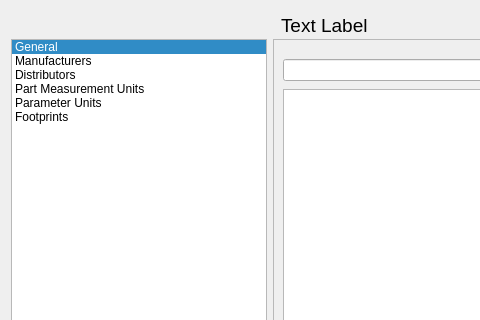
Old version of the form src/testform1.ui in the repository jassuncao/myparts; both pictures show x 0 to 480 and y 0 to 320 of the 922 by 544 pixel window.
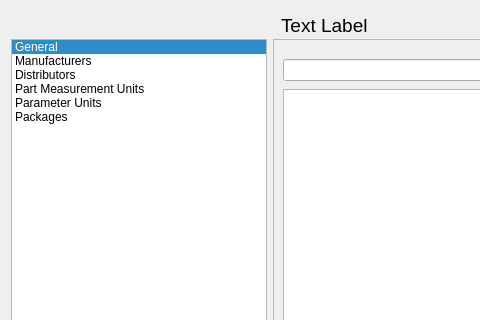
New version of the form. Icons and pictures are not drawn.

Commit message: * Using the designation "package" instead of "footprint" * Removes the previs "part_" from some entities

```diff
--- a/src/testform1.ui
+++ b/src/testform1.ui
@@ -115,7 +115,7 @@
          </item>
          <item>
           <property name="text">
-           <string>Footprints</string>
+           <string>Packages</string>
           </property>
           <property name="icon">
            <iconset>
```
The commit also changes 46 other files.
